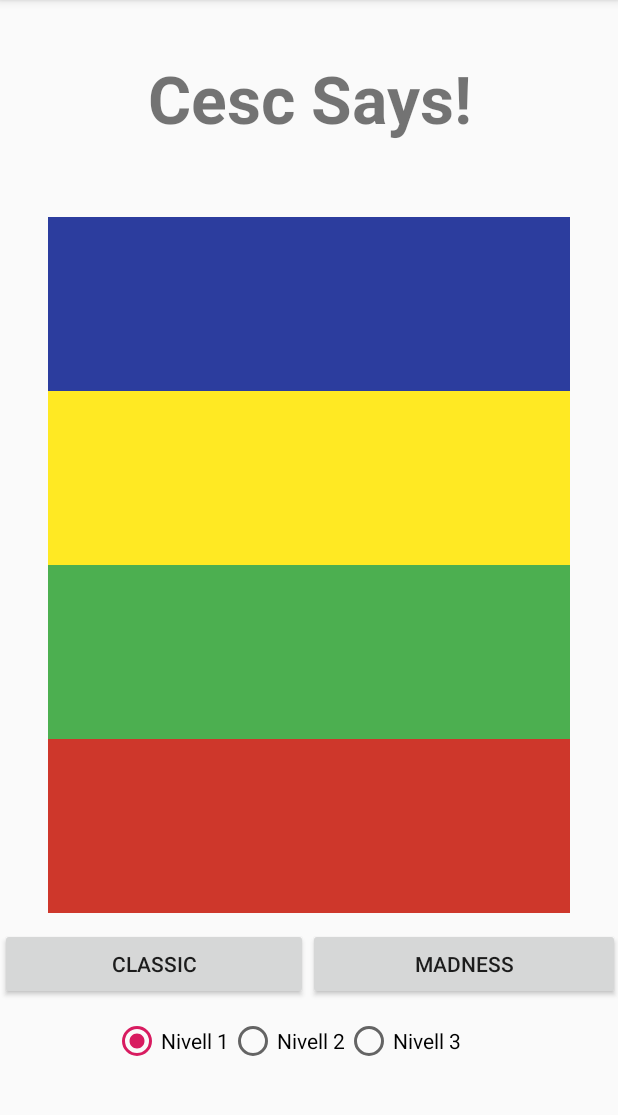
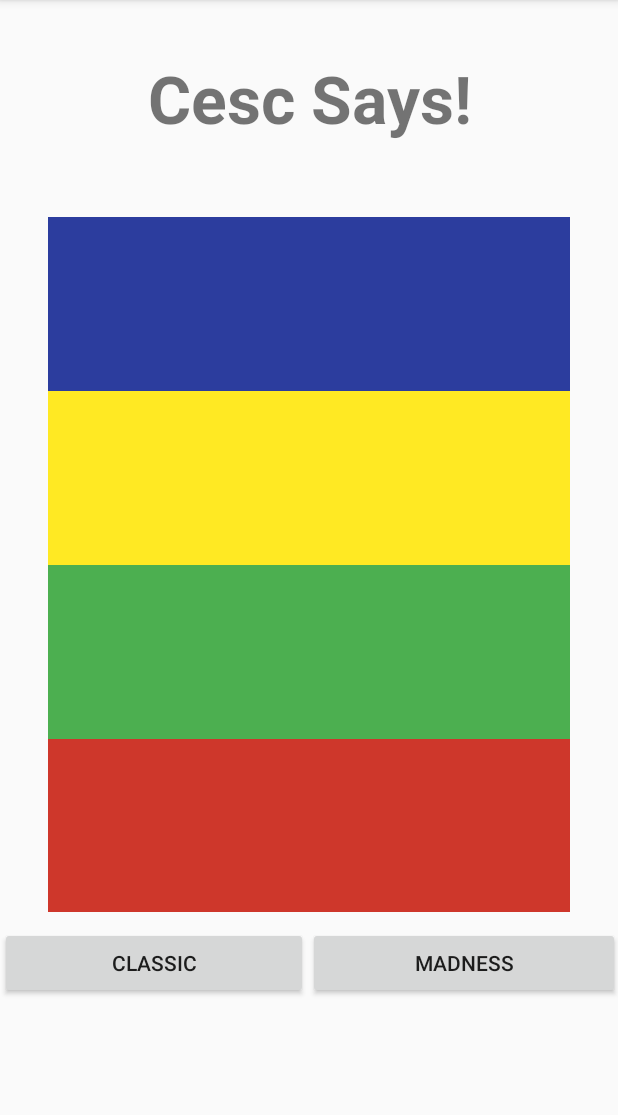
Before and after one commit to CescFT/Practica2_AME, an Android app: the screen it shows after launch (MainActivity), on a phone screen of 412 x 824 dp, the part 84-1199 px from its top. Run offline under Robolectric (Android 15) with nearby library versions, the phone set to English and light mode, and no system bars.

Commit message:
master: all ok. Not ranking.

```diff
--- a/app/src/main/java/com/example/ame_simonsays/MainActivity.java
+++ b/app/src/main/java/com/example/ame_simonsays/MainActivity.java
@@ -44,10 +44,12 @@ public class MainActivity extends AppCompatActivity {
     private Handler handler = new Handler();
     private int temps=0;
 
-    private RadioGroup radioGrup;
-    private RadioButton radioButton1;
-    private RadioButton radioButton2;
-    private RadioButton radioButton3;
+    private LinearLayout radioGrup;
+    private Button nivell1;
+    private Button nivell2;
+    private Button nivell3;
+    private Button madness;
+
 
     private int nivell;
     private int dificultat;
@@ -78,20 +80,25 @@ public class MainActivity extends AppCompatActivity {
         labelFase = (TextView) findViewById(R.id.labelFase);
         botonera = (LinearLayout) findViewById(R.id.botonera);
 
-        radioGrup = (RadioGroup) findViewById(R.id.radioGroupNivell);
-        radioButton1 = (RadioButton) findViewById(R.id.rbnivell1);
-        radioButton2 = (RadioButton) findViewById(R.id.rbnivell2);
-        radioButton3 = (RadioButton) findViewById(R.id.rbnivell3);
+        radioGrup = (LinearLayout) findViewById(R.id.layoutNivell);
+        nivell1 = (Button) findViewById(R.id.madness1);
+        nivell2 = (Button) findViewById(R.id.madness2);
+        nivell3 = (Button) findViewById(R.id.madness3);
+        madness = (Button) findViewById(R.id.bmadness);
 
+        botoVermell.setEnabled(false);
+        botoVerd.setEnabled(false);
+        botoGroc.setEnabled(false);
+        botoBlau.setEnabled(false);
         botoVermell.setTag(0);
         botoVerd.setTag(1);
         botoGroc.setTag(2);
         botoBlau.setTag(3);
 
-        radioButton1.setTag(1);
-        radioButton2.setTag(2);
-        radioButton3.setTag(3);
-
+        nivell1.setTag(1);
+        nivell2.setTag(2);
+        nivell3.setTag(3);
+        radioGrup.setVisibility(View.INVISIBLE);
 
         sharedPrefs = getPreferences(MODE_PRIVATE);
         sharedPrefsEditor = sharedPrefs.edit();
@@ -113,10 +120,20 @@ public class MainActivity extends AppCompatActivity {
     public void finalJoc(){
         textFase.setText("Cesc Says!");
         textResultat.setText("Game Over");
+        botoVermell.setEnabled(false);
+        botoVerd.setEnabled(false);
+        botoGroc.setEnabled(false);
+        botoBlau.setEnabled(false);
         mostrarComponents();
         /*Intent intent = new Intent(GameActivity.this,RankingActivity.class);
         startActivity(intent);*/
     }
+
+    public void onClickSelectLevelMadness(View view){
+        radioGrup.setVisibility(View.VISIBLE);
+        madness.setBackgroundColor(getResources().getColor(R.color.colorBotoPitjat));
+    }
+
     public void comprovaBoto(int c){
         if(c!=sequencia.get(index)) finalJoc();
         else{
@@ -179,12 +196,14 @@ public class MainActivity extends AppCompatActivity {
         botonera.setVisibility(View.VISIBLE);
         labelFase.setVisibility(View.INVISIBLE);
         radioGrup.setVisibility(View.VISIBLE);
+        radioGrup.setVisibility(View.INVISIBLE);
     }
 
     public void amagarComponents(){
         botonera.setVisibility(View.GONE);
         labelFase.setVisibility(View.VISIBLE);
         radioGrup.setVisibility(View.GONE);
+
     }
 
     public void onClickJugarClassic(View view) {
@@ -196,7 +215,12 @@ public class MainActivity extends AppCompatActivity {
 
     public void onClickJugarMadness(View view) {
         modeJoc=1;
+        int seleccionat = view.getId();
+        Button rb = (Button) findViewById(seleccionat);
+        dificultat = (int) rb.getTag();
         inicialitzacions();
+        madness.setBackgroundDrawable(nivell1.getBackground());
+
     }
 
     public void inicialitzacions(){
@@ -206,12 +230,18 @@ public class MainActivity extends AppCompatActivity {
         textResultat.setText("");
         nivell=1;
 
-        int seleccionat = radioGrup.getCheckedRadioButtonId();
-        RadioButton rb = (RadioButton) findViewById(seleccionat);
-        dificultat = (int) rb.getTag();
+        botoVermell.setEnabled(true);
+        botoVerd.setEnabled(true);
+        botoGroc.setEnabled(true);
+        botoBlau.setEnabled(true);
 
+        handler.postDelayed(new Runnable() {
+            @Override
+            public void run() {
+                iniciarNivell();
+            }
+        }, 2000);
 
-        iniciarNivell();
     }
 
     public void iniciarNivell(){
--- a/app/src/main/res/layout/activity_main.xml
+++ b/app/src/main/res/layout/activity_main.xml
@@ -96,10 +96,10 @@
         android:layout_height="49dp"
         android:layout_marginStart="16dp"
         android:layout_marginEnd="16dp"
-        android:layout_marginBottom="10dp"
+        android:layout_marginBottom="1dp"
         android:orientation="horizontal"
         android:visibility="visible"
-        app:layout_constraintBottom_toTopOf="@+id/radioGroupNivell"
+        app:layout_constraintBottom_toTopOf="@+id/layoutNivell"
         app:layout_constraintEnd_toEndOf="parent"
         app:layout_constraintStart_toStartOf="parent">
 
@@ -116,43 +116,9 @@
             android:layout_width="wrap_content"
             android:layout_height="wrap_content"
             android:layout_weight="1"
-            android:onClick="onClickJugarMadness"
+            android:onClick="onClickSelectLevelMadness"
             android:text="Madness" />
     </LinearLayout>
-
-    <RadioGroup
-        android:id="@+id/radioGroupNivell"
-        android:layout_width="wrap_content"
-        android:layout_height="wrap_content"
-        android:layout_marginStart="136dp"
-        android:layout_marginEnd="165dp"
-        android:layout_marginBottom="58dp"
-        android:orientation="horizontal"
-        android:visibility="visible"
-        app:layout_constraintBottom_toBottomOf="parent"
-        app:layout_constraintEnd_toEndOf="parent"
-        app:layout_constraintStart_toStartOf="parent">
-
-        <RadioButton
-            android:id="@+id/rbnivell1"
-            android:layout_width="match_parent"
-            android:layout_height="wrap_content"
-            android:checked="true"
-            android:text="Nivell 1" />
-
-        <RadioButton
-            android:id="@+id/rbnivell2"
-            android:layout_width="match_parent"
-            android:layout_height="wrap_content"
-            android:text="Nivell 2" />
-
-        <RadioButton
-            android:id="@+id/rbnivell3"
-            android:layout_width="wrap_content"
-            android:layout_height="wrap_content"
-            android:layout_weight="1"
-            android:text="Nivell 3" />
-    </RadioGroup>
 
     <TextView
         android:id="@+id/fase"
@@ -170,5 +136,43 @@
         app:layout_constraintStart_toStartOf="parent"
         app:layout_constraintTop_toBottomOf="@+id/labelFase" />
 
+    <LinearLayout
+        android:id="@+id/layoutNivell"
+        android:layout_width="449dp"
+        android:layout_height="44dp"
+        android:layout_marginStart="16dp"
+        android:layout_marginEnd="16dp"
+        android:layout_marginBottom="55dp"
+        android:orientation="horizontal"
+        app:layout_constraintBottom_toBottomOf="parent"
+        app:layout_constraintEnd_toEndOf="parent"
+        app:layout_constraintStart_toStartOf="parent"
+        tools:visibility="gone">
+
+        <Button
+            android:id="@+id/madness1"
+            android:layout_width="wrap_content"
+            android:layout_height="wrap_content"
+            android:layout_weight="1"
+            android:onClick="onClickJugarMadness"
+            android:text="Nivell 1" />
+
+        <Button
+            android:id="@+id/madness2"
+            android:layout_width="wrap_content"
+            android:layout_height="wrap_content"
+            android:layout_weight="1"
+            android:onClick="onClickJugarMadness"
+            android:text="Nivell 2" />
+
+        <Button
+            android:id="@+id/madness3"
+            android:layout_width="wrap_content"
+            android:layout_height="wrap_content"
+            android:layout_weight="1"
+            android:onClick="onClickJugarMadness"
+            android:text="Nivell 3" />
+    </LinearLayout>
+
 
 </androidx.constraintlayout.widget.ConstraintLayout>
--- a/app/src/main/res/values/colors.xml
+++ b/app/src/main/res/values/colors.xml
@@ -11,4 +11,5 @@
     <color name="colorVermellFosc">#CE372B</color>
     <color name="colorBlauFosc">#2C3D9E</color>
     <color name="colorGrocFosc">#FFE923</color>
+    <color name="colorBotoPitjat">#8D8D8D</color>
 </resources>
```
